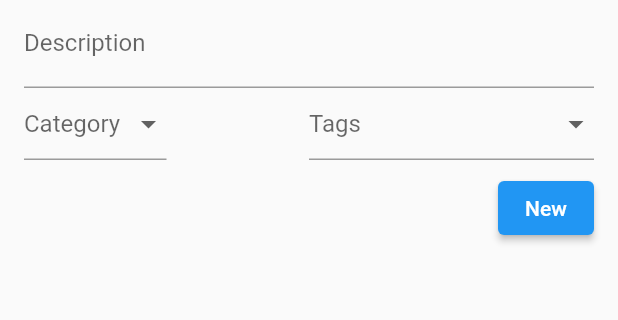
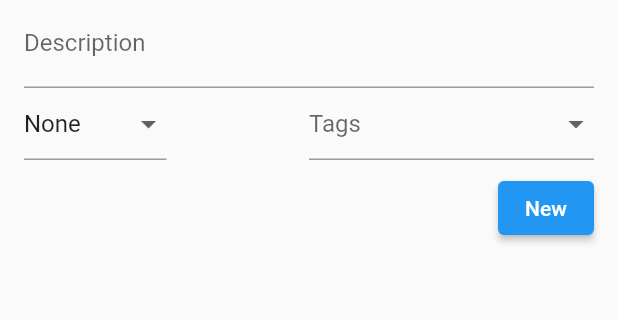
Before and after one commit to felipe-goes/todo_app, a Flutter app: the ToDoFormPage screen opened directly, after a tap on "New", on a phone screen of 412 x 824 dp, the part 212-532 px from its top. Run offline on Flutter 3.47's test engine with Material 2 defaults, Android fonts, the phone set to English and light mode, and no system bars.

```diff
--- a/lib/components/category_items.dart
+++ b/lib/components/category_items.dart
@@ -42,10 +42,12 @@ class _CategoryItemsState extends State<CategoryItems> {
 
     _dropDown = Categories.toList().map<DropdownMenuItem<String>>((category) {
       return DropdownMenuItem<String>(
-        child: Icon(
-          Icons.circle,
-          color: Categories.mapColor(category),
-        ),
+        child: category != Categories.none
+            ? Icon(
+                Icons.circle,
+                color: Categories.mapColor(category),
+              )
+            : Text(Categories.none),
         value: category,
       );
     }).toList();
--- a/lib/main.dart
+++ b/lib/main.dart
@@ -1,6 +1,5 @@
 import 'package:flutter/material.dart';
 
-import 'package:todo_app/screens/form.dart';
 import 'package:todo_app/screens/list.dart';
 
 void main() {
--- a/lib/models/categories.dart
+++ b/lib/models/categories.dart
@@ -8,15 +8,15 @@ class Categories {
   static const black = "Black";
   static const white = "White";
   static const purple = "Purple";
-  //static const none = "None";
+  static const none = "None";
 
   static List toList() {
-    return [red, blue, green, yellow, black, white, purple];
+    return [none, red, blue, green, yellow, black, white, purple];
   }
 
   static Color? mapColor(String category) {
     final colors = const <String, Color?>{
-      //Categories.none: null,
+      Categories.none: null,
       Categories.red: Colors.red,
       Categories.blue: Colors.blue,
       Categories.green: Colors.green,
--- a/lib/models/drop_down_selected.dart
+++ b/lib/models/drop_down_selected.dart
@@ -1,6 +1,8 @@
+import 'package:todo_app/models/categories.dart';
+
 class DropDownSelected {
-  String? category;
+  String category;
   String? tag;
 
-  DropDownSelected({this.category, this.tag});
+  DropDownSelected({this.category = Categories.none, this.tag});
 }
--- a/lib/screens/form.dart
+++ b/lib/screens/form.dart
@@ -4,7 +4,6 @@ import 'package:todo_app/components/category_items.dart';
 import 'package:todo_app/components/tag_items.dart';
 
 import 'package:todo_app/models/categories.dart';
-import 'package:todo_app/models/tags.dart';
 import 'package:todo_app/models/drop_down_selected.dart';
 import 'package:todo_app/models/form_labels.dart';
 import 'package:todo_app/models/todo.dart';
@@ -74,7 +73,10 @@ class _ToDoFormPageState extends State<ToDoFormPage> {
                               ToDo _toDo = ToDo(
                                 title: _titleController.text,
                                 description: _descriptionController.text,
-                                category: _dropDownSelected.category,
+                                category: _dropDownSelected.category !=
+                                        Categories.none
+                                    ? _dropDownSelected.category
+                                    : null,
                                 tag: _dropDownSelected.tag,
                               );
                               Navigator.pop(context, _toDo);
```
